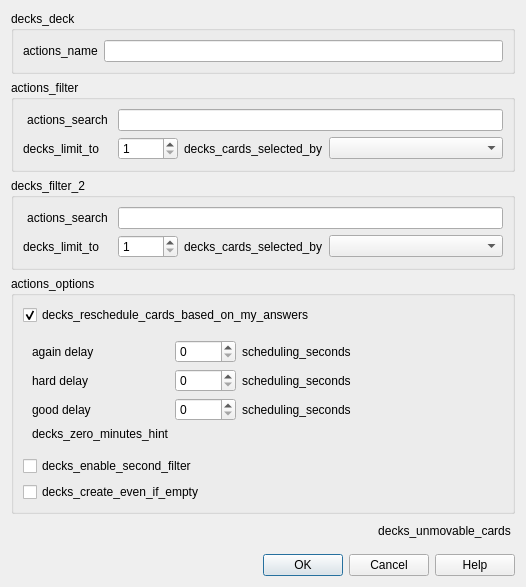
Old version of the form qt/aqt/forms/filtered_deck.ui in the repository ankitects/anki.
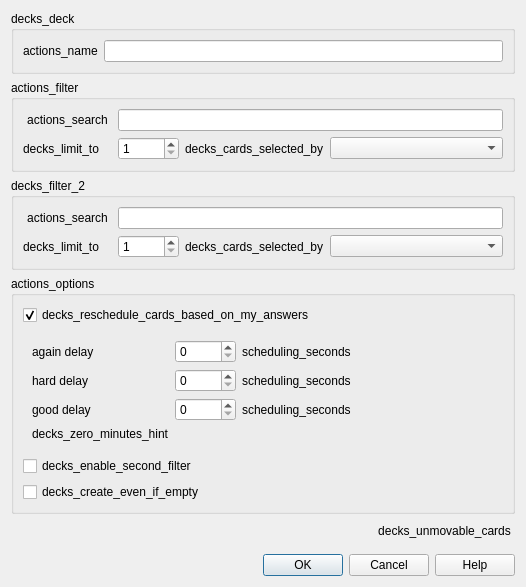
New version of the form.

Commit message:
(UI polish) Filtered decks: replace maximumSize with sizePolicy in "Limit to" QSpinBox (#4398)
* Fix (UI) / Increase width of "Limit to" QSpinBox (Filtered Decks)

Increased the width from 60 px to 75 px, so that there is always enough space, even in the case of large numbers (e.g., 99999).

* Update filtered_deck.ui (replace maximumSize with sizePolicy)

```diff
--- a/qt/aqt/forms/filtered_deck.ui
+++ b/qt/aqt/forms/filtered_deck.ui
@@ -85,11 +85,11 @@
       </item>
       <item row="2" column="2">
        <widget class="QSpinBox" name="limit">
-        <property name="maximumSize">
-         <size>
-          <width>60</width>
-          <height>16777215</height>
-         </size>
+        <property name="sizePolicy">
+         <sizepolicy hsizetype="Fixed" vsizetype="Fixed">
+          <horstretch>0</horstretch>
+          <verstretch>0</verstretch>
+         </sizepolicy>
         </property>
         <property name="minimum">
          <number>1</number>
@@ -168,11 +168,11 @@
       </item>
       <item row="1" column="1">
        <widget class="QSpinBox" name="limit_2">
-        <property name="maximumSize">
-         <size>
-          <width>60</width>
-          <height>16777215</height>
-         </size>
+        <property name="sizePolicy">
+         <sizepolicy hsizetype="Fixed" vsizetype="Fixed">
+          <horstretch>0</horstretch>
+          <verstretch>0</verstretch>
+         </sizepolicy>
         </property>
         <property name="minimum">
          <number>1</number>
```
